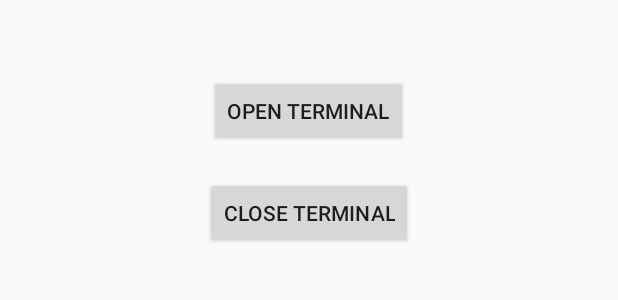
After one commit to snowBBQ/MyKotlinApp, an Android app built with Jetpack Compose: the layout activity_main.xml on its own in the app's theme, with its tools: preview values and no code run, on a phone screen of 412 x 824 dp. The commit adds this screen. Shown: the top 300 px of the screen. Run offline under Robolectric (Android 15) with nearby library versions, the phone set to English and light mode, and no system bars.

```diff
--- a/MyApp/app/src/main/java/com/example/myapplication/ApiService.kt
+++ b/MyApp/app/src/main/java/com/example/myapplication/ApiService.kt
@@ -1,4 +1,4 @@
-package com.example.myapp
+package com.example.myapplication
 
 import retrofit2.Call
 import retrofit2.http.GET
--- a/MyApp/app/src/main/java/com/example/myapplication/AppResponse.kt
+++ b/MyApp/app/src/main/java/com/example/myapplication/AppResponse.kt
@@ -1,4 +1,4 @@
-package com.example.myapp
+package com.example.myapplication
 class AppResponse {
     data class AppResponse(val apps: List<String>)
 }
--- /dev/null
+++ b/MyApp/app/src/main/res/layout/activity_main.xml
@@ -0,0 +1,31 @@
+<?xml version="1.0" encoding="utf-8"?>
+<RelativeLayout xmlns:android="http://schemas.android.com/apk/res/android"
+    android:layout_width="match_parent"
+    android:layout_height="match_parent">
+
+    <Button
+        android:id="@+id/openTerminalButton"
+        android:layout_width="wrap_content"
+        android:layout_height="wrap_content"
+        android:text="Open Terminal"
+        android:layout_centerHorizontal="true"
+        android:layout_marginTop="50dp"/>
+
+    <Button
+        android:id="@+id/closeTerminalButton"
+        android:layout_width="wrap_content"
+        android:layout_height="wrap_content"
+        android:text="Close Terminal"
+        android:layout_below="@id/openTerminalButton"
+        android:layout_centerHorizontal="true"
+        android:layout_marginTop="20dp"/>
+
+    <TextView
+        android:id="@+id/resultTextView"
+        android:layout_width="match_parent"
+        android:layout_height="wrap_content"
+        android:layout_below="@id/closeTerminalButton"
+        android:layout_marginTop="20dp"
+        android:padding="16dp"
+        android:textSize="16sp"/>
+</RelativeLayout>
```
Also changed, not shown: MyApp/app/src/main/java/com/example/myapplication/AppsAdapter.kt (+5 -16 lines), MyApp/app/src/main/res/layout/app_item_layout.xml (added, +28 -0 lines), MyApp/app/src/main/res/values/styles.xml (added, +9 -0 lines), 1 other file.
